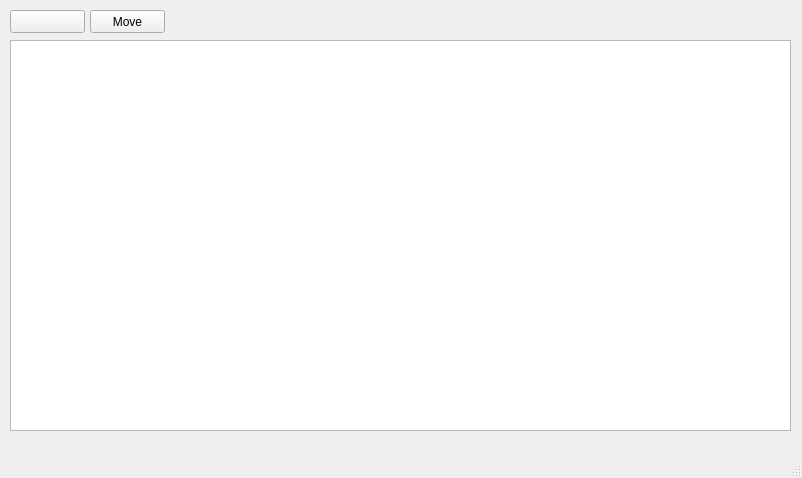
Qt form mainwindow.ui (sergiycheban/Vector-Editor-on-QT) before a commit.
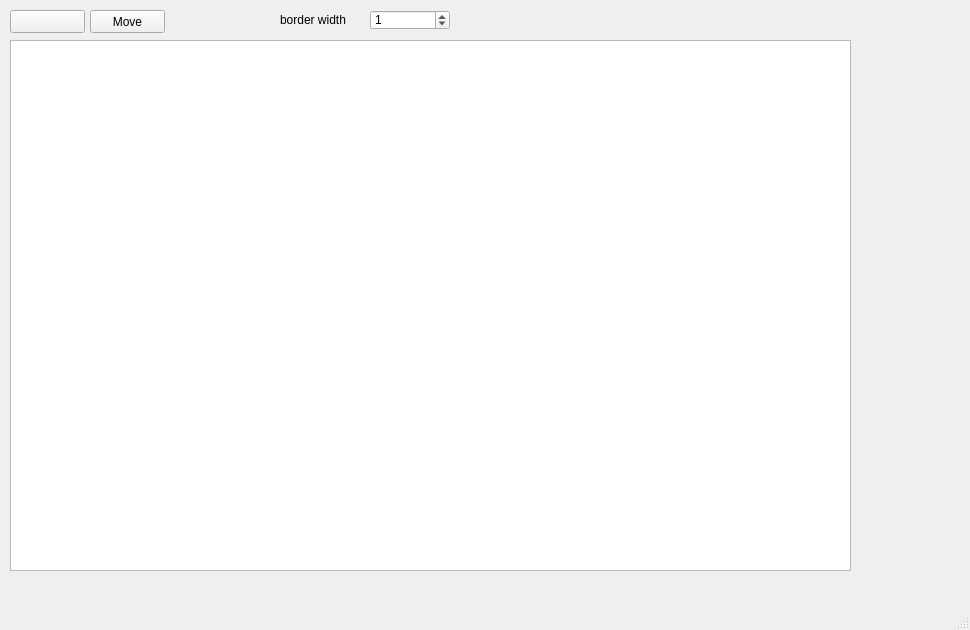
The same form after that commit. Icons and pictures are not drawn. Custom widgets are drawn as their Qt base class.

Commit message: Made the functionality to change the color of the rectangle and the width of the line and line colors.

Diff of the .ui file:
```diff
--- a/mainwindow.ui
+++ b/mainwindow.ui
@@ -9,8 +9,8 @@
    <rect>
     <x>0</x>
     <y>0</y>
-    <width>802</width>
-    <height>478</height>
+    <width>970</width>
+    <height>630</height>
    </rect>
   </property>
   <property name="windowTitle">
@@ -22,8 +22,8 @@
      <rect>
       <x>10</x>
       <y>40</y>
-      <width>781</width>
-      <height>391</height>
+      <width>841</width>
+      <height>531</height>
      </rect>
     </property>
    </widget>
@@ -50,19 +50,6 @@
      <bool>false</bool>
     </property>
    </widget>
-   <widget class="ColorLabel" name="lineColor">
-    <property name="geometry">
-     <rect>
-      <x>170</x>
-      <y>10</y>
-      <width>71</width>
-      <height>21</height>
-     </rect>
-    </property>
-    <property name="text">
-     <string/>
-    </property>
-   </widget>
    <widget class="QPushButton" name="m_move">
     <property name="geometry">
      <rect>
@@ -76,6 +63,67 @@
      <string>Move</string>
     </property>
    </widget>
+   <widget class="QSpinBox" name="borderWidth">
+    <property name="geometry">
+     <rect>
+      <x>370</x>
+      <y>10</y>
+      <width>80</width>
+      <height>20</height>
+     </rect>
+    </property>
+    <property name="minimum">
+     <number>0</number>
+    </property>
+    <property name="maximum">
+     <number>200</number>
+    </property>
+    <property name="value">
+     <number>1</number>
+    </property>
+   </widget>
+   <widget class="QLabel" name="label_4">
+    <property name="geometry">
+     <rect>
+      <x>280</x>
+      <y>10</y>
+      <width>81</width>
+      <height>20</height>
+     </rect>
+    </property>
+    <property name="text">
+     <string>border width</string>
+    </property>
+    <property name="scaledContents">
+     <bool>false</bool>
+    </property>
+   </widget>
+   <widget class="ColorLabel" name="lineColor">
+    <property name="geometry">
+     <rect>
+      <x>550</x>
+      <y>10</y>
+      <width>71</width>
+      <height>21</height>
+     </rect>
+    </property>
+    <property name="text">
+     <string/>
+    </property>
+   </widget>
+   <widget class="ColorLabel" name="borderColor">
+    <property name="geometry">
+     <rect>
+      <x>640</x>
+      <y>10</y>
+      <width>71</width>
+      <height>21</height>
+     </rect>
+    </property>
+    <property name="text">
+     <string/>
+    </property>
+   </widget>
   </widget>
   <widget class="QMenuBar" name="menuBar">
    <property name="geometry">
```
Left out of the diff: 2 changed lines with no effect on the pictures. The commit also changes 10 other files.
